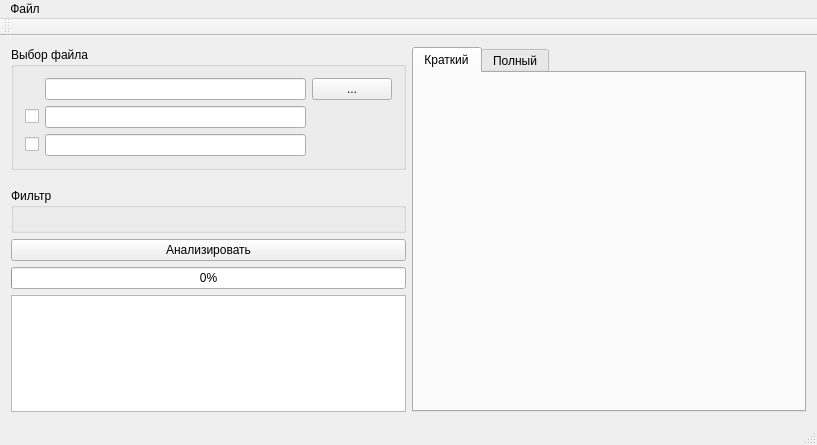
The window that mainwindow.ui (rkhIlya/Regula) describes before a commit, drawn with Qt 5.
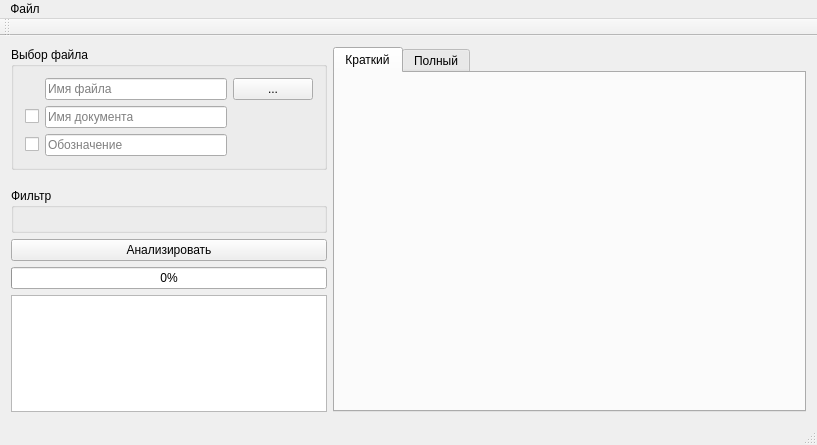
The same window after the commit.

```diff
--- a/mainwindow.ui
+++ b/mainwindow.ui
@@ -14,7 +14,7 @@
    <string>MainWindow</string>
   </property>
   <widget class="QWidget" name="centralWidget">
-   <layout class="QGridLayout" name="gridLayout">
+   <layout class="QGridLayout" name="gridLayout" columnstretch="40,60">
     <item row="0" column="0">
      <widget class="QGroupBox" name="fileInputComboBox">
       <property name="title">
@@ -29,10 +29,18 @@
         </widget>
        </item>
        <item row="2" column="1">
-        <widget class="QLineEdit" name="designationLineEdit"/>
+        <widget class="QLineEdit" name="designationLineEdit">
+         <property name="placeholderText">
+          <string>Обозначение</string>
+         </property>
+        </widget>
        </item>
        <item row="1" column="1">
-        <widget class="QLineEdit" name="docNameLineEdit"/>
+        <widget class="QLineEdit" name="docNameLineEdit">
+         <property name="placeholderText">
+          <string>Имя документа</string>
+         </property>
+        </widget>
        </item>
        <item row="2" column="0">
         <widget class="QCheckBox" name="designationCheckBox">
@@ -42,7 +50,11 @@
         </widget>
        </item>
        <item row="0" column="1">
-        <widget class="QLineEdit" name="fileNameLineEdit"/>
+        <widget class="QLineEdit" name="fileNameLineEdit">
+         <property name="placeholderText">
+          <string>Имя файла</string>
+         </property>
+        </widget>
        </item>
        <item row="0" column="2">
         <widget class="QPushButton" name="fileDialogButton">
```
Left out of the diff: 8 changed lines with no effect on the pictures.
